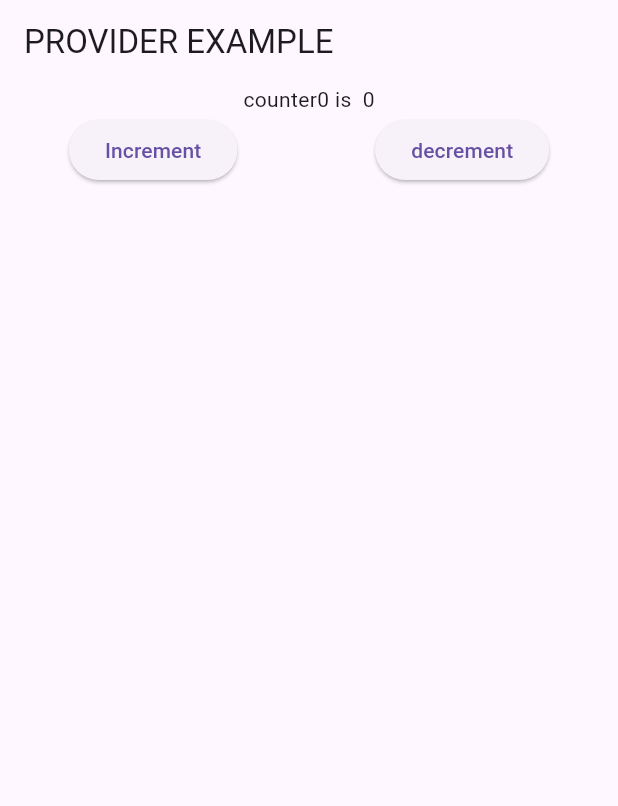
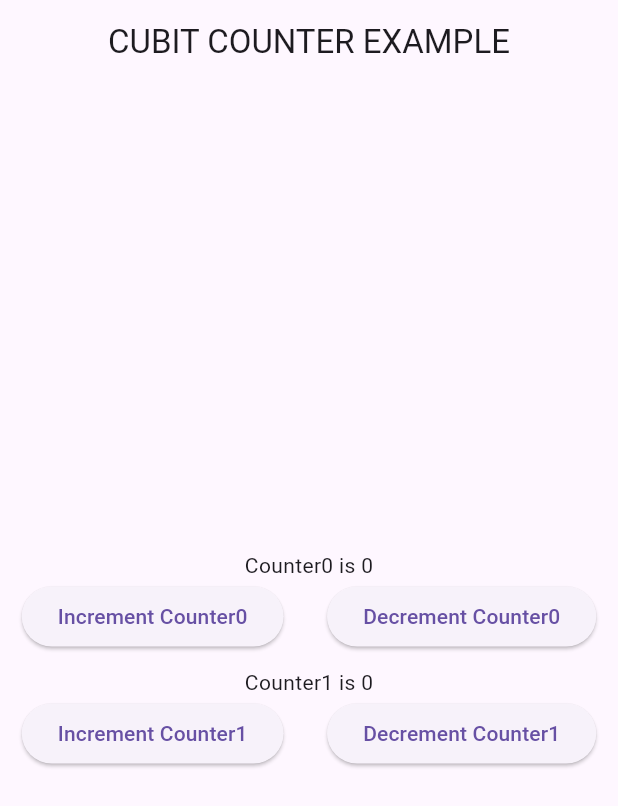
Before and after one commit to jay-simformsolutions/Practical_5, a Flutter app: the screen it shows after launch, on a phone screen of 412 x 824 dp. Shown: the top 806 px of the screen. Run offline on Flutter 3.47's test engine with Material 2 defaults, Android fonts, the phone set to English and light mode, and no system bars; our stand-ins replace flutter_bloc, go_router, logger.

```diff
--- /dev/null
+++ b/lib/BLoc/BLoc/bloc.dart
@@ -0,0 +1,21 @@
+import 'package:flutter_bloc/flutter_bloc.dart';
+
+enum CounterEvent { increment, decrement }
+
+class Counter extends Bloc<CounterEvent, int> {
+  Counter(super.initialState);
+
+  int get initialValue => 0;
+
+  @override
+  Stream mapeventToState(CounterEvent event) async* {
+    switch (event) {
+      case CounterEvent.increment:
+        yield state + 1;
+        break;
+      case CounterEvent.decrement:
+        yield state - 1;
+        break;
+    }
+  }
+}
--- /dev/null
+++ b/lib/BLoc/Cubit/counter_cubit.dart
@@ -0,0 +1,69 @@
+import 'package:flutter_bloc/flutter_bloc.dart';
+
+part 'counter_cubit_state.dart';
+
+// class CounterCubit extends Cubit<int> {
+//   int counter = 0;
+//
+//   Logger logger = Logger();
+//
+//   // CounterCubit() : super(CounterInitial(counterValue: 0));
+//
+//   CounterCubit() : super(0);
+//
+//   void increment() {
+//     logger.d("Increment Event is Emit");
+//     emit(state + 1);
+//   }
+//
+//   void decrement() {
+//     logger.w("Decrement Event is Emit");
+//     emit(state - 1);
+//   }
+// }
+
+class CounterCubit0 extends Cubit<CounterInitial0> {
+  CounterCubit0() : super(CounterInitial0(counterValue0: 0));
+
+  void incrementCounterInitial0() =>
+      emit(CounterInitial0(counterValue0: state.counterValue0 + 1));
+
+  void decrementCounterInitial0() =>
+      emit(CounterInitial0(counterValue0: state.counterValue0 + 1));
+}
+
+class CounterCubit1 extends Cubit<CounterInitial1> {
+  CounterCubit1() : super(CounterInitial1(counterValue1: 0));
+
+  void incrementCounterInitial1() {
+    emit(CounterInitial1(counterValue1: state.counterValue1 + 1));
+  }
+
+  void decrementCounterInitial1() {
+    emit(CounterInitial1(counterValue1: state.counterValue1 - 1));
+  }
+}
+
+class CounterCubit2 extends Cubit<CounterInitial2> {
+  CounterCubit2() : super(CounterInitial2(counterValue2: 0));
+
+  void incrementCounterInitial2() {
+    emit(CounterInitial2(counterValue2: state.counterValue2 + 1));
+  }
+
+  void decrementCounterInitial2() {
+    emit(CounterInitial2(counterValue2: state.counterValue2 - 1));
+  }
+}
+
+class CounterCubit3 extends Cubit<CounterInitial3> {
+  CounterCubit3() : super(CounterInitial3(counterValue3: 0));
+
+  void incrementCounterInitial3() {
+    emit(CounterInitial3(counterValue3: state.counterValue3 + 1));
+  }
+
+  void decrementCounterInitial3() {
+    emit(CounterInitial3(counterValue3: state.counterValue3 - 1));
+  }
+}
--- /dev/null
+++ b/lib/BLoc/Cubit/counter_cubit_state.dart
@@ -0,0 +1,33 @@
+part of 'counter_cubit.dart';
+
+class CounterInitial0 {
+  int counterValue0 = 0;
+
+  CounterInitial0({
+    required this.counterValue0,
+  });
+// CounterInitial0({
+//   required this.counterValue0,
+// });
+}
+
+class CounterInitial1 {
+  int counterValue1 = 0;
+  CounterInitial1({
+    required this.counterValue1,
+  });
+}
+
+class CounterInitial2 {
+  int counterValue2;
+  CounterInitial2({
+    required this.counterValue2,
+  });
+}
+
+class CounterInitial3 {
+  int counterValue3;
+  CounterInitial3({
+    required this.counterValue3,
+  });
+}
--- /dev/null
+++ b/lib/BLoc/Cubit/counter_cubit_ui.dart
@@ -0,0 +1,189 @@
+import 'package:flutter/material.dart';
+import 'package:flutter_bloc/flutter_bloc.dart';
+import 'package:logger/logger.dart';
+import 'package:practical_5/BLoc/Cubit/counter_cubit.dart';
+
+class CubitCounterExample extends StatefulWidget {
+  const CubitCounterExample({Key? key}) : super(key: key);
+
+  @override
+  State<CubitCounterExample> createState() => _CubitCounterExampleState();
+}
+
+class _CubitCounterExampleState extends State<CubitCounterExample> {
+  Logger logger = Logger();
+
+  // @override
+  // Widget build(BuildContext context) {
+  //   return Scaffold(
+  //     appBar: AppBar(
+  //       title: const Text("CUBIT COUNTER EXAMPLE"),
+  //       centerTitle: true,
+  //     ),
+  //     body: Column(
+  //       mainAxisAlignment: MainAxisAlignment.center,
+  //       children: [
+  //         BlocBuilder<CounterCubit, int>(
+  //           builder: (context, state) {
+  //             logger
+  //                 .wtf("Now Text widget is re-render with ${state.toString()}");
+  //             return Text(state.toString());
+  //           },
+  //         ),
+  //         const SizedBox(
+  //           height: 10,
+  //         ),
+  //         Row(
+  //           mainAxisAlignment: MainAxisAlignment.spaceAround,
+  //           children: [
+  //             ElevatedButton(
+  //               onPressed: () =>
+  //                   BlocProvider.of<CounterCubit>(context).increment(),
+  //               child: const Text("ADD"),
+  //             ),
+  //             ElevatedButton(
+  //               onPressed: () => context.read<CounterCubit>().decrement(),
+  //               //BlocProvider.of<CounterCubit>(context).decrement(),
+  //               child: const Text("SUB"),
+  //             ),
+  //           ],
+  //         )
+  //       ],
+  //     ),
+  //   );
+  // }
+
+  @override
+  Widget build(BuildContext context) {
+    return Scaffold(
+      appBar: AppBar(
+        title: const Text("CUBIT COUNTER EXAMPLE"),
+        centerTitle: true,
+      ),
+      // body: Column(
+      //   mainAxisAlignment: MainAxisAlignment.center,
+      //   children: [
+      //     BlocBuilder<CounterCubit0, int>(
+      //       builder: (context, state) {
+      //         logger
+      //             .wtf("Now Text widget is re-render with ${state.toString()}");
+      //         return Text(state.toString());
+      //       },
+      //     ),
+      //     const SizedBox(
+      //       height: 10,
+      //     ),
+      //     Row(
+      //       mainAxisAlignment: MainAxisAlignment.spaceAround,
+      //       children: [
+      //         ElevatedButton(
+      //           onPressed: () =>
+      //               BlocProvider.of<CounterCubit>(context).increment(),
+      //           child: const Text("ADD"),
+      //         ),
+      //         ElevatedButton(
+      //           onPressed: () => context.read<CounterCubit>().decrement(),
+      //           //BlocProvider.of<CounterCubit>(context).decrement(),
+      //           child: const Text("SUB"),
+      //         ),
+      //       ],
+      //     ),
+      //   ],
+      // ),
+      body: Column(
+        mainAxisAlignment: MainAxisAlignment.center,
+        children: [
+          BlocBuilder<CounterCubit0, CounterInitial0>(
+            builder: (context, state) {
+              return Text("Counter0 is ${state.counterValue0.toString()}");
+            },
+          ),
+          Row(
+            mainAxisAlignment: MainAxisAlignment.spaceAround,
+            children: [
+              ElevatedButton(
+                onPressed: () => BlocProvider.of<CounterCubit0>(context)
+                    .incrementCounterInitial0(),
+                child: const Text("Increment Counter0"),
+              ),
+              ElevatedButton(
+                onPressed: () => BlocProvider.of<CounterCubit0>(context)
+                    .decrementCounterInitial0(),
+                child: const Text("Decrement Counter0"),
+              ),
+            ],
+          ),
+          const SizedBox(
+            height: 10,
+          ),
+          BlocBuilder<CounterCubit1, CounterInitial1>(
+            builder: (context, state) {
+              return Text("Counter1 is ${state.counterValue1.toString()}");
+            },
+          ),
+          Row(
+            mainAxisAlignment: MainAxisAlignment.spaceAround,
+            children: [
+              ElevatedButton(
+                onPressed: () => BlocProvider.of<CounterCubit1>(context)
+                    .incrementCounterInitial1(),
+                child: const Text("Increment Counter1"),
+              ),
+              ElevatedButton(
+                onPressed: () => BlocProvider.of<CounterCubit1>(context)
+                    .decrementCounterInitial1(),
+                child: const Text("Decrement Counter1"),
+              ),
+            ],
+          ),
+          // const SizedBox(
+          //   height: 10,
+          // ),
+          // BlocBuilder<CounterCubit2, CounterInitial2>(
+          //   builder: (context, state) {
+          //     return Text("Counter2 is ${state.counterValue2.toString()}");
+          //   },
+          // ),
+          // Row(
+          //   mainAxisAlignment: MainAxisAlignment.spaceAround,
+          //   children: [
+          //     ElevatedButton(
+          //       onPressed: () => BlocProvider.of<CounterCubit2>(context)
+          //           .incrementCounterInitial2(),
+          //       child: const Text("Increment Counter2"),
+          //     ),
+          //     ElevatedButton(
+          //       onPressed: () => BlocProvider.of<CounterCubit2>(context)
+          //           .decrementCounterInitial2(),
+          //       child: const Text("Decrement Counter2"),
+          //     ),
+          //   ],
+          // ),
+          // const SizedBox(
+          //   height: 10,
+          // ),
+          // BlocBuilder<CounterCubit3, CounterInitial3>(
+          //   builder: (context, state) {
+          //     return Text("Counter3 is ${state.counterValue3.toString()}");
+          //   },
+          // ),
+          // Row(
+          //   mainAxisAlignment: MainAxisAlignment.spaceAround,
+          //   children: [
+          //     ElevatedButton(
+          //       onPressed: () => BlocProvider.of<CounterCubit3>(context)
+          //           .incrementCounterInitial3(),
+          //       child: const Text("Increment Counter3"),
+          //     ),
+          //     ElevatedButton(
+          //       onPressed: () => BlocProvider.of<CounterCubit3>(context)
+          //           .decrementCounterInitial3(),
+          //       child: const Text("Decrement Counter3"),
+          //     ),
+          //   ],
+          // ),
+        ],
+      ),
+    );
+  }
+}
--- a/lib/main.dart
+++ b/lib/main.dart
@@ -1,21 +1,35 @@
 import 'package:flutter/material.dart';
-import 'package:practical_5/Provider/counter_notifier.dart';
-import 'package:provider/provider.dart';
+import 'package:flutter_bloc/flutter_bloc.dart';
+import 'package:logger/logger.dart';
+import 'package:practical_5/BLoc/Cubit/counter_cubit.dart';
 
-import 'Provider/provider_example.dart';
+import 'BLoc/Cubit/counter_cubit_ui.dart';
 
 void main() {
   // TODO: implement main
-  runApp(const MyApp());
+  print("Main is Called");
+  runApp(MyApp());
 }
 
 final RouteObserver<PageRoute> routeObserver = RouteObserver<PageRoute>();
 
-class MyApp extends StatelessWidget {
-  const MyApp({Key? key}) : super(key: key);
+class MyApp extends StatefulWidget {
+  MyApp({Key? key}) : super(key: key);
+
+  Logger logger = Logger();
 
   @override
+  State<MyApp> createState() {
+    logger.wtf("New Instance is created");
+    return _MyAppState();
+  }
+}
+
+class _MyAppState extends State<MyApp> {
+  @override
   Widget build(BuildContext context) {
+    Logger logger = Logger();
+
     ///For Go Router
     // return MaterialApp.router(
     //   // routeInformationParser:
@@ -44,19 +58,48 @@ class MyApp extends StatelessWidget {
     /// Provider solve the problem related to InheritadeWidget and make
     /// functions and variable globally accessible and MaterialApp is remain
     /// throughout the App that's why we need ro wrap Provider with MaterialApp.
-    print("Lazy is Called");
-    return ChangeNotifierProvider(
-      create: (context) => Counter(),
-      builder: (context, child) {
-        return MaterialApp(
-          theme: ThemeData(
-            useMaterial3: true,
-          ),
-          home: const ProviderExample(),
-        );
-      },
-      //create: (_) => Counter(),
-      //lazy: true,
+    // print("Lazy is Called");
+    // return ChangeNotifierProvider(
+    //   create: (context) => Counter(),
+    //   builder: (context, child) {
+    //     return MaterialApp(
+    //       theme: ThemeData(
+    //         useMaterial3: true,
+    //       ),
+    //       home: const ProviderExample(),
+    //     );
+    //   },
+    //   //create: (_) => Counter(),
+    //   //lazy: true,
+    // );
+
+    logger.i("Create BLoc Object by Build Method");
+    return MultiBlocProvider(
+      providers: [
+        BlocProvider(create: (context) {
+          logger.wtf("Before CounterCubit0 Called");
+          return CounterCubit0();
+          logger.wtf("After CoutnerCubit0 Called now Build again");
+        }),
+        BlocProvider(
+          create: (context) {
+            logger.wtf("Before CounterCubit1 Called");
+            return CounterCubit1();
+          },
+        ),
+        BlocProvider(
+          create: (context) => CounterCubit2(),
+        ),
+        BlocProvider(
+          create: (context) => CounterCubit3(),
+        ),
+      ],
+      child: MaterialApp(
+        home: const CubitCounterExample(),
+        theme: ThemeData(
+          useMaterial3: true,
+        ),
+      ),
     );
   }
 }
--- a/pubspec.yaml
+++ b/pubspec.yaml
@@ -39,6 +39,7 @@ dependencies:
   go_router: ^6.2.0
   provider: ^6.0.5
   logger: ^1.3.0
+  flutter_bloc: ^8.1.2
 
 dev_dependencies:
   flutter_test:
```
Also changed, not shown: pubspec.lock, 1 other file.
